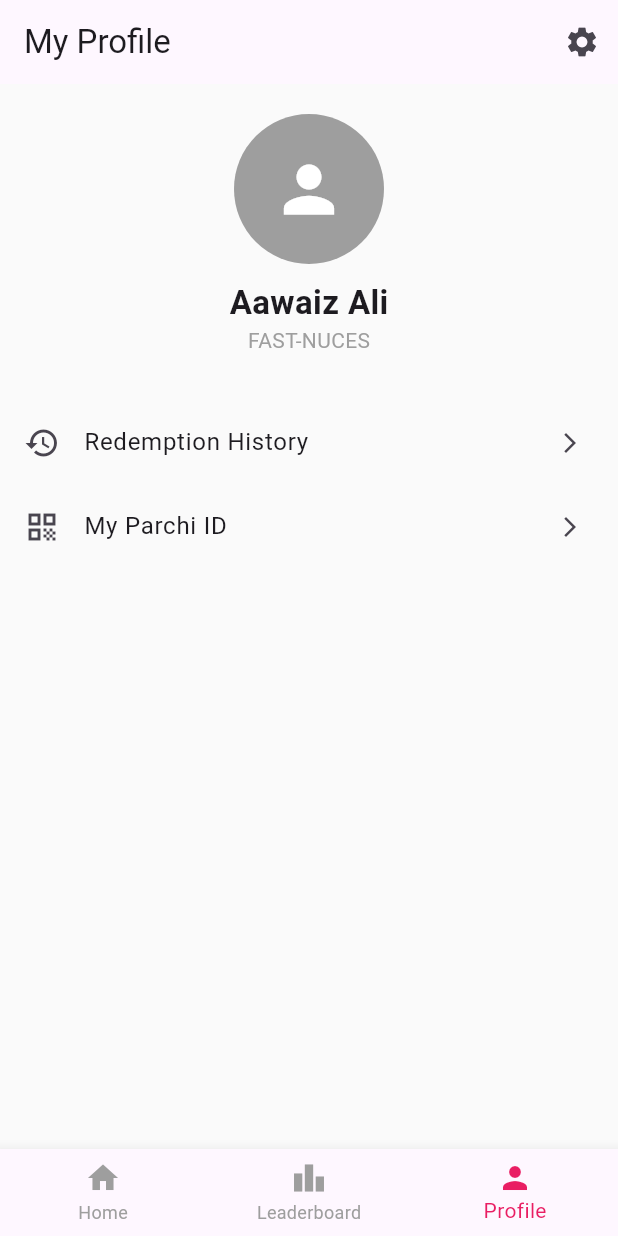
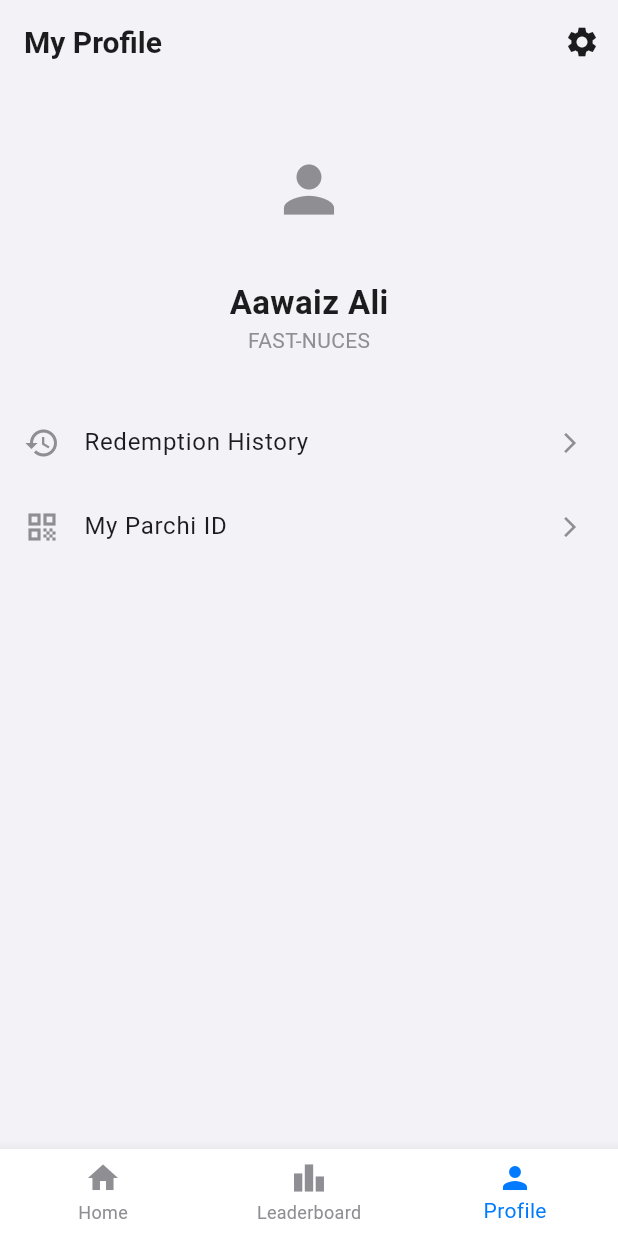
Before and after one commit to AawaizAli/Parchi-Flutter, a Flutter app: the screen it shows after launch, item 3 of the bottom bar chosen, after a tap on "Redemption History", on a phone screen of 412 x 824 dp. Run offline on Flutter 3.47's test engine with Material 3 defaults, Android fonts, the phone set to English and light mode, and no system bars; network calls fail.

Commit message:
refactor: Restructure app by consolidating screens and implementing a centralized color palette

```diff
--- a/parchi_student_app/lib/main.dart
+++ b/parchi_student_app/lib/main.dart
@@ -1,7 +1,8 @@
 import 'package:flutter/material.dart';
-import 'home_screen.dart';
-import 'leaderboard_screen.dart';
-import 'profile_screen.dart';
+import 'utils/colours.dart';
+import 'screens/home_screen.dart';
+import 'screens/leaderboard_screen.dart';
+import 'screens/profile_screen.dart';
 
 void main() {
   runApp(const ParchiApp());
@@ -16,10 +17,20 @@
       debugShowCheckedModeBanner: false,
       title: 'Parchi MVP',
       theme: ThemeData(
-        // Using a color palette inspired by the uploaded images (Pink/Purple)
-        primaryColor: const Color(0xFFE91E63),
+        primaryColor: AppColors.primary,
         useMaterial3: true,
-        scaffoldBackgroundColor: Colors.grey[50],
+        scaffoldBackgroundColor: AppColors.backgroundLight,
+        // Define default app bar theme
+        appBarTheme: const AppBarTheme(
+          backgroundColor: AppColors.backgroundLight,
+          elevation: 0,
+          titleTextStyle: TextStyle(
+            color: AppColors.textPrimary,
+            fontSize: 20,
+            fontWeight: FontWeight.bold,
+          ),
+          iconTheme: IconThemeData(color: AppColors.textPrimary),
+        ),
       ),
       home: const MainScreen(),
     );
@@ -53,8 +64,9 @@
             _currentIndex = index;
           });
         },
-        selectedItemColor: const Color(0xFFE91E63), // Foodpanda Pinkish
-        unselectedItemColor: Colors.grey,
+        backgroundColor: AppColors.surface,
+        selectedItemColor: AppColors.primary,
+        unselectedItemColor: AppColors.textSecondary,
         items: const [
           BottomNavigationBarItem(icon: Icon(Icons.home), label: "Home"),
           BottomNavigationBarItem(icon: Icon(Icons.leaderboard), label: "Leaderboard"),
--- a/parchi_student_app/lib/profile_screen.dart
+++ /dev/null
@@ -1,45 +0,0 @@
-import 'package:flutter/material.dart';
-
-class ProfileScreen extends StatelessWidget {
-  const ProfileScreen({super.key});
-
-  @override
-  Widget build(BuildContext context) {
-    return Scaffold(
-      appBar: AppBar(
-        title: const Text("My Profile"),
-        actions: [
-           IconButton(onPressed: (){}, icon: const Icon(Icons.settings))
-        ],
-      ),
-      body: Column(
-        children: [
-          const SizedBox(height: 20),
-          const Center(
-            child: CircleAvatar(
-              radius: 50,
-              backgroundColor: Colors.grey,
-              child: Icon(Icons.person, size: 50, color: Colors.white),
-            ),
-          ),
-          const SizedBox(height: 10),
-          const Text("Aawaiz Ali", style: TextStyle(fontSize: 22, fontWeight: FontWeight.bold)),
-          const Text("FAST-NUCES", style: TextStyle(color: Colors.grey)),
-          const SizedBox(height: 30),
-          ListTile(
-            leading: const Icon(Icons.history),
-            title: const Text("Redemption History"),
-            trailing: const Icon(Icons.arrow_forward_ios, size: 16),
-            onTap: () {},
-          ),
-          ListTile(
-            leading: const Icon(Icons.qr_code),
-            title: const Text("My Parchi ID"),
-            trailing: const Icon(Icons.arrow_forward_ios, size: 16),
-            onTap: () {},
-          ),
-        ],
-      ),
-    );
-  }
-}
--- a/parchi_student_app/lib/home_screen.dart
+++ b/parchi_student_app/lib/screens/home_screen.dart
@@ -1,6 +1,7 @@
 import 'package:flutter/material.dart';
-import '../widgets/parchi_card.dart';        // Make sure this path matches your project structure
-import '../widgets/restaurant_mini_card.dart'; // Make sure this path matches your project structure
+import '../utils/colours.dart';
+import '../widgets/parchi_card.dart';
+import '../widgets/restaurant_mini_card.dart';
 
 class HomeScreen extends StatelessWidget {
   const HomeScreen({super.key});
@@ -20,11 +21,11 @@ class HomeScreen extends StatelessWidget {
                     child: Container(
                       height: 45,
                       decoration: BoxDecoration(
-                        color: Colors.white,
+                        color: AppColors.surface,
                         borderRadius: BorderRadius.circular(25),
                         boxShadow: [
                           BoxShadow(
-                            color: Colors.grey.withOpacity(0.2),
+                            color: AppColors.textSecondary.withOpacity(0.1),
                             blurRadius: 4,
                             offset: const Offset(0, 2),
                           ),
@@ -33,7 +34,8 @@ class HomeScreen extends StatelessWidget {
                       child: const TextField(
                         decoration: InputDecoration(
                           hintText: "Search restaurants...",
-                          prefixIcon: Icon(Icons.search, color: Colors.grey),
+                          hintStyle: TextStyle(color: AppColors.textSecondary),
+                          prefixIcon: Icon(Icons.search, color: AppColors.textSecondary),
                           border: InputBorder.none,
                           contentPadding: EdgeInsets.symmetric(vertical: 10),
                         ),
@@ -43,18 +45,18 @@ class HomeScreen extends StatelessWidget {
                   const SizedBox(width: 12),
                   Container(
                     decoration: BoxDecoration(
-                      color: Colors.white,
+                      color: AppColors.surface,
                       shape: BoxShape.circle,
                       boxShadow: [
                         BoxShadow(
-                          color: Colors.grey.withOpacity(0.2),
+                          color: AppColors.textSecondary.withOpacity(0.1),
                           blurRadius: 4,
                           offset: const Offset(0, 2),
                         ),
                       ],
                     ),
                     child: IconButton(
-                      icon: const Icon(Icons.notifications_none, color: Colors.black),
+                      icon: const Icon(Icons.notifications_none, color: AppColors.textPrimary),
                       onPressed: () {},
                     ),
                   ),
@@ -63,7 +65,7 @@ class HomeScreen extends StatelessWidget {
             ),
           ),
 
-          // Section 2: Parchi ID Card (Cleaned up: Logic is now in widgets/parchi_card.dart)
+          // Section 2: Parchi ID Card
           const SliverToBoxAdapter(
             child: ParchiCard(),
           ),
@@ -74,7 +76,11 @@ class HomeScreen extends StatelessWidget {
               padding: EdgeInsets.fromLTRB(16, 24, 16, 8),
               child: Text(
                 "All Restaurants",
-                style: TextStyle(fontSize: 18, fontWeight: FontWeight.bold),
+                style: TextStyle(
+                  fontSize: 18,
+                  fontWeight: FontWeight.bold,
+                  color: AppColors.textPrimary
+                ),
               ),
             ),
           ),
--- a/parchi_student_app/lib/leaderboard_screen.dart
+++ b/parchi_student_app/lib/screens/leaderboard_screen.dart
@@ -1,4 +1,5 @@
 import 'package:flutter/material.dart';
+import '../utils/colours.dart';
 
 class LeaderboardScreen extends StatelessWidget {
   const LeaderboardScreen({super.key});
@@ -12,17 +13,22 @@ class LeaderboardScreen extends StatelessWidget {
       ),
       body: ListView.separated(
         itemCount: 10,
-        separatorBuilder: (ctx, i) => const Divider(),
+        separatorBuilder: (ctx, i) => const Divider(color: AppColors.textSecondary),
         itemBuilder: (context, index) {
           return ListTile(
             leading: CircleAvatar(
-              backgroundColor: index < 3 ? Colors.amber : Colors.grey[300],
+              // Top 3 get the Secondary (Orange/Gold), others get surface color
+              backgroundColor: index < 3 ? AppColors.secondary : AppColors.backgroundLight,
+              foregroundColor: index < 3 ? AppColors.surface : AppColors.textPrimary,
               child: Text("#${index + 1}"),
             ),
-            title: Text("Student ${index + 1}"),
+            title: Text(
+              "Student ${index + 1}",
+              style: const TextStyle(color: AppColors.textPrimary),
+            ),
             trailing: Text(
               "${1000 - (index * 50)} Saved",
-              style: const TextStyle(fontWeight: FontWeight.bold, color: Colors.green),
+              style: const TextStyle(fontWeight: FontWeight.bold, color: AppColors.success),
             ),
           );
         },
--- /dev/null
+++ b/parchi_student_app/lib/screens/profile_screen.dart
@@ -0,0 +1,55 @@
+import 'package:flutter/material.dart';
+import '../utils/colours.dart';
+
+class ProfileScreen extends StatelessWidget {
+  const ProfileScreen({super.key});
+
+  @override
+  Widget build(BuildContext context) {
+    return Scaffold(
+      appBar: AppBar(
+        title: const Text("My Profile"),
+        actions: [
+           IconButton(
+             onPressed: (){},
+             icon: const Icon(Icons.settings, color: AppColors.textPrimary)
+           )
+        ],
+      ),
+      body: Column(
+        children: [
+          const SizedBox(height: 20),
+          const Center(
+            child: CircleAvatar(
+              radius: 50,
+              backgroundColor: AppColors.backgroundLight,
+              child: Icon(Icons.person, size: 50, color: AppColors.textSecondary),
+            ),
+          ),
+          const SizedBox(height: 10),
+          const Text(
+            "Aawaiz Ali",
+            style: TextStyle(fontSize: 22, fontWeight: FontWeight.bold, color: AppColors.textPrimary)
+          ),
+          const Text(
+            "FAST-NUCES",
+            style: TextStyle(color: AppColors.textSecondary)
+          ),
+          const SizedBox(height: 30),
+          ListTile(
+            leading: const Icon(Icons.history, color: AppColors.textSecondary),
+            title: const Text("Redemption History", style: TextStyle(color: AppColors.textPrimary)),
+            trailing: const Icon(Icons.arrow_forward_ios, size: 16, color: AppColors.textSecondary),
+            onTap: () {},
+          ),
+          ListTile(
+            leading: const Icon(Icons.qr_code, color: AppColors.textSecondary),
+            title: const Text("My Parchi ID", style: TextStyle(color: AppColors.textPrimary)),
+            trailing: const Icon(Icons.arrow_forward_ios, size: 16, color: AppColors.textSecondary),
+            onTap: () {},
+          ),
+        ],
+      ),
+    );
+  }
+}
--- a/parchi_student_app/lib/colours.dart
+++ b/parchi_student_app/lib/utils/colours.dart
@@ -1,8 +1,6 @@
 import 'package:flutter/material.dart';
 
 // This class contains the primary color palette for the application.
-// Using static const ensures these colors are accessible globally without
-// needing an instance of the class (e.g., AppColors.primary).
 class AppColors {
   // --- Primary Brand Colors ---
   static const Color primary = Color(0xFF007AFF); // A vibrant blue
@@ -18,6 +16,7 @@ class AppColors {
   static const Color textPrimary = Color(0xFF1C1C1E);
   static const Color textSecondary = Color(0xFF8E8E93);
   static const Color textLink = primary; // Links often use the primary color
+  static const Color textOnPrimary = Colors.white; // Text on colored backgrounds
 
   // --- Utility Colors ---
   static const Color error = Color(0xFFFF3B30); // Red for errors/danger
--- a/parchi_student_app/lib/widgets/parchi_card.dart
+++ b/parchi_student_app/lib/widgets/parchi_card.dart
@@ -1,8 +1,9 @@
 import 'package:flutter/material.dart';
 import 'dart:math';
+import '../utils/colours.dart';
 
 // =========================================================
-// 1. ENTRY POINT (The card shown on Home Screen)
+// 1. ENTRY POINT
 // =========================================================
 class ParchiCard extends StatelessWidget {
   const ParchiCard({super.key});
@@ -36,14 +37,15 @@ class ParchiCard extends StatelessWidget {
               width: double.infinity,
               decoration: BoxDecoration(
                 gradient: const LinearGradient(
-                  colors: [Color(0xFF0D1B59), Color(0xFFE91E63)],
+                  // Using Primary (Blue) and BackgroundDark (Charcoal) for a sleek look
+                  colors: [AppColors.backgroundDark, AppColors.primary],
                   begin: Alignment.topLeft,
                   end: Alignment.bottomRight,
                 ),
                 borderRadius: BorderRadius.circular(20),
                 boxShadow: [
                   BoxShadow(
-                    color: Colors.purple.withOpacity(0.3),
+                    color: AppColors.primary.withOpacity(0.3),
                     blurRadius: 10,
                     offset: const Offset(0, 5),
                   ),
@@ -59,7 +61,7 @@ class ParchiCard extends StatelessWidget {
 }
 
 // =========================================================
-// 2. DETAIL VIEW (The Popup with Animations)
+// 2. DETAIL VIEW
 // =========================================================
 class ParchiCardDetail extends StatefulWidget {
   const ParchiCardDetail({super.key});
@@ -81,7 +83,6 @@ class _ParchiCardDetailState extends State<ParchiCardDetail> with TickerProvider
   void initState() {
     super.initState();
 
-    // Setup Flip
     _flipController = AnimationController(
       vsync: this,
       duration: const Duration(milliseconds: 600),
@@ -91,7 +92,6 @@ class _ParchiCardDetailState extends State<ParchiCardDetail> with TickerProvider
       curve: Curves.easeInOutBack,
     ));
 
-    // Setup Hover
     _hoverController = AnimationController(
       vsync: this,
       duration: const Duration(seconds: 2),
@@ -112,7 +112,6 @@ class _ParchiCardDetailState extends State<ParchiCardDetail> with TickerProvider
     _isFront = !_isFront;
   }
 
-  // Smart Close Logic
   Future<void> _handleClose() async {
     if (!_isFront) {
       _flipCard();
@@ -181,14 +180,14 @@ class _ParchiCardDetailState extends State<ParchiCardDetail> with TickerProvider
       width: MediaQuery.of(context).size.width * 0.9,
       decoration: BoxDecoration(
         gradient: const LinearGradient(
-          colors: [Color(0xFF0D1B59), Color(0xFFE91E63)],
+          colors: [AppColors.backgroundDark, AppColors.primary],
           begin: Alignment.topLeft,
           end: Alignment.bottomRight,
         ),
         borderRadius: BorderRadius.circular(25),
         boxShadow: [
           BoxShadow(
-            color: const Color(0xFFE91E63).withOpacity(0.6),
+            color: AppColors.primary.withOpacity(0.6),
             blurRadius: 40,
             spreadRadius: 10,
             offset: const Offset(0, 10),
@@ -205,15 +204,16 @@ class _ParchiCardDetailState extends State<ParchiCardDetail> with TickerProvider
       width: MediaQuery.of(context).size.width * 0.9,
       decoration: BoxDecoration(
         gradient: const LinearGradient(
-          colors: [Color(0xFF1A1A2E), Color(0xFF16213E)],
+          // Back side uses Dark Background for contrast
+          colors: [AppColors.backgroundDark, Colors.black],
           begin: Alignment.topLeft,
           end: Alignment.bottomRight,
         ),
         borderRadius: BorderRadius.circular(25),
-        border: Border.all(color: const Color(0xFFE91E63).withOpacity(0.5), width: 1),
+        border: Border.all(color: AppColors.primary.withOpacity(0.5), width: 1),
         boxShadow: [
           BoxShadow(
-            color: const Color(0xFFE91E63).withOpacity(0.3),
+            color: AppColors.primary.withOpacity(0.3),
             blurRadius: 40,
             spreadRadius: 5,
           ),
@@ -233,7 +233,7 @@ class _ParchiCardDetailState extends State<ParchiCardDetail> with TickerProvider
                     width: 100,
                     child: CircularProgressIndicator(
                       value: 1.0,
-                      color: Colors.white.withOpacity(0.1),
+                      color: AppColors.textSecondary.withOpacity(0.1),
                       strokeWidth: 8,
                     ),
                   ),
@@ -242,7 +242,7 @@ class _ParchiCardDetailState extends State<ParchiCardDetail> with TickerProvider
                     width: 100,
                     child: CircularProgressIndicator(
                       value: 0.75,
-                      color: Color(0xFFE91E63),
+                      color: AppColors.secondary, // Using Secondary (Orange) for stats
                       strokeCap: StrokeCap.round,
                       strokeWidth: 8,
                     ),
@@ -250,8 +250,8 @@ class _ParchiCardDetailState extends State<ParchiCardDetail> with TickerProvider
                    const Column(
                     mainAxisAlignment: MainAxisAlignment.center,
                     children: [
-                      Text("15", style: TextStyle(color: Colors.white, fontSize: 24, fontWeight: FontWeight.bold)),
-                      Text("Used", style: TextStyle(color: Colors.grey, fontSize: 10)),
+                      Text("15", style: TextStyle(color: AppColors.surface, fontSize: 24, fontWeight: FontWeight.bold)),
+                      Text("Used", style: TextStyle(color: AppColors.textSecondary, fontSize: 10)),
                     ],
                   ),
                 ],
@@ -264,13 +264,14 @@ class _ParchiCardDetailState extends State<ParchiCardDetail> with TickerProvider
                 crossAxisAlignment: CrossAxisAlignment.start,
                 mainAxisAlignment: MainAxisAlignment.center,
                 children: [
-                  Text("MONTHLY STATS", style: TextStyle(color: Colors.grey, fontSize: 10, letterSpacing: 1)),
+                  Text("MONTHLY STATS", style: TextStyle(color: AppColors.textSecondary, fontSize: 10, letterSpacing: 1)),
                   Divider(color: Colors.white24),
                   SizedBox(height: 5),
-                  Text("Discounts: 15/20", style: TextStyle(color: Colors.white, fontSize: 16)),
+                  Text("Discounts: 15/20", style: TextStyle(color: AppColors.surface, fontSize: 16)),
                   SizedBox(height: 5),
-                  Text("Total Saved:", style: TextStyle(color: Colors.grey, fontSize: 12)),
-                  Text("PKR 4,500", style: TextStyle(color: Color(0xFF00E676), fontSize: 20, fontWeight: FontWeight.bold)),
+                  Text("Total Saved:", style: TextStyle(color: AppColors.textSecondary, fontSize: 12)),
+                  // Using Success color (Green) for money saved
+                  Text("PKR 4,500", style: TextStyle(color: AppColors.success, fontSize: 20, fontWeight: FontWeight.bold)),
                 ],
               ),
             ),
@@ -282,7 +283,7 @@ class _ParchiCardDetailState extends State<ParchiCardDetail> with TickerProvider
 }
 
 // =========================================================
-// 3. UI HELPER (Visuals for Front Face)
+// 3. UI HELPER
 // =========================================================
 class CardFrontContent extends StatelessWidget {
   const CardFrontContent({super.key});
@@ -294,7 +295,7 @@ class CardFrontContent extends StatelessWidget {
         Positioned(
           right: -20,
           top: -20,
-          child: Icon(Icons.school, size: 150, color: Colors.white.withOpacity(0.1)),
+          child: Icon(Icons.school, size: 150, color: AppColors.surface.withOpacity(0.05)),
         ),
         Padding(
           padding: const EdgeInsets.all(20.0),
@@ -305,10 +306,10 @@ class CardFrontContent extends StatelessWidget {
               Row(
                 mainAxisAlignment: MainAxisAlignment.spaceBetween,
                 children: [
-                  const Icon(Icons.nfc, color: Colors.white, size: 30),
+                  const Icon(Icons.nfc, color: AppColors.textOnPrimary, size: 30),
                   Text(
                     "PARCHI STUDENT",
-                    style: TextStyle(color: Colors.white.withOpacity(0.7), fontWeight: FontWeight.bold),
+                    style: TextStyle(color: AppColors.textOnPrimary.withOpacity(0.7), fontWeight: FontWeight.bold),
                   ),
                 ],
               ),
@@ -317,18 +318,18 @@ class CardFrontContent extends StatelessWidget {
                 children: [
                   const Text(
                     "AAWAIZ ALI",
-                    style: TextStyle(color: Colors.white, fontSize: 18, fontWeight: FontWeight.bold, letterSpacing: 1.5),
+                    style: TextStyle(color: AppColors.textOnPrimary, fontSize: 18, fontWeight: FontWeight.bold, letterSpacing: 1.5),
                   ),
                   const SizedBox(height: 4),
                   Container(
                     padding: const EdgeInsets.symmetric(horizontal: 8, vertical: 4),
                     decoration: BoxDecoration(
-                      color: Colors.white.withOpacity(0.2),
+                      color: AppColors.surface.withOpacity(0.2),
                       borderRadius: BorderRadius.circular(4),
                     ),
                     child: const Text(
                       "ID: PK-12345",
-                      style: TextStyle(color: Colors.white, fontSize: 12, fontFamily: 'Courier', fontWeight: FontWeight.bold),
+                      style: TextStyle(color: AppColors.textOnPrimary, fontSize: 12, fontFamily: 'Courier', fontWeight: FontWeight.bold),
                     ),
                   ),
                 ],
--- a/parchi_student_app/lib/widgets/restaurant_mini_card.dart
+++ b/parchi_student_app/lib/widgets/restaurant_mini_card.dart
@@ -1,4 +1,5 @@
 import 'package:flutter/material.dart';
+import '../utils/colours.dart';
 
 class RestaurantMiniCard extends StatelessWidget {
   const RestaurantMiniCard({super.key});
@@ -10,7 +11,7 @@ class RestaurantMiniCard extends StatelessWidget {
         Expanded(
           child: Container(
             decoration: BoxDecoration(
-              color: Colors.grey[300],
+              color: Colors.grey[300], // Placeholder image bg
               borderRadius: BorderRadius.circular(12),
               image: const DecorationImage(
                 image: NetworkImage("https://placehold.co/100x100/png"),
@@ -24,11 +25,12 @@ class RestaurantMiniCard extends StatelessWidget {
           "KFC",
           maxLines: 1,
           overflow: TextOverflow.ellipsis,
-          style: TextStyle(fontSize: 12, fontWeight: FontWeight.bold),
+          style: TextStyle(fontSize: 12, fontWeight: FontWeight.bold, color: AppColors.textPrimary),
         ),
         const Text(
           "20% OFF",
-          style: TextStyle(fontSize: 10, color: Color(0xFFE91E63), fontWeight: FontWeight.w700),
+          // Used Error color (Red) for discounts as it grabs attention
+          style: TextStyle(fontSize: 10, color: AppColors.error, fontWeight: FontWeight.w700),
         ),
       ],
     );
```
